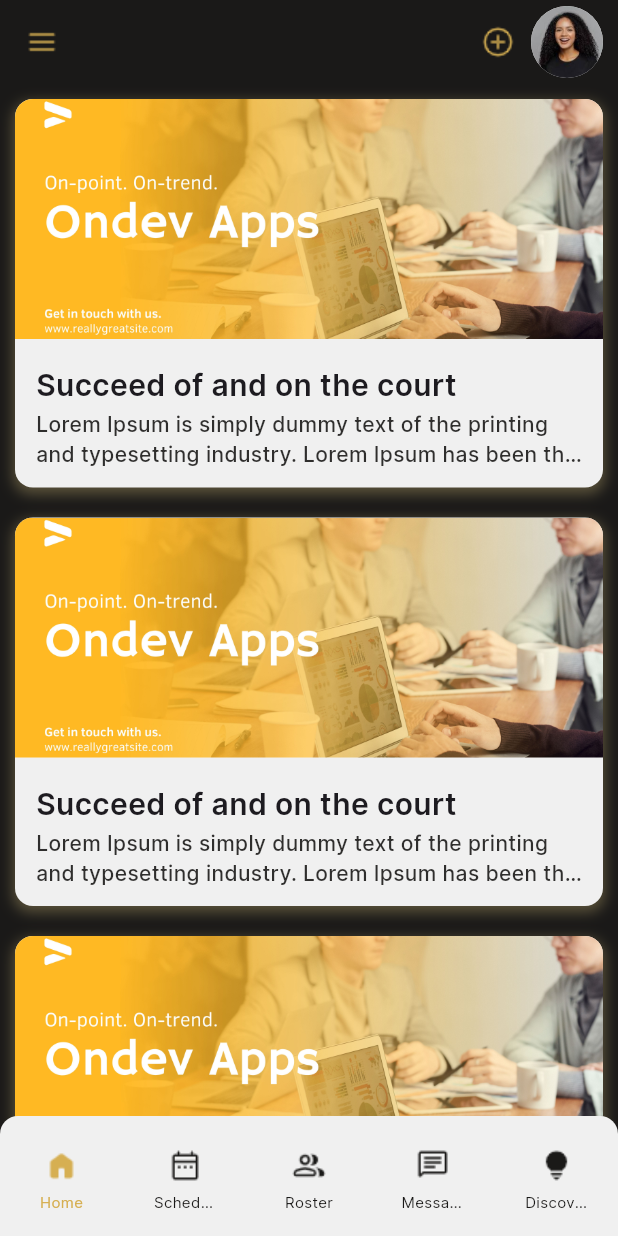
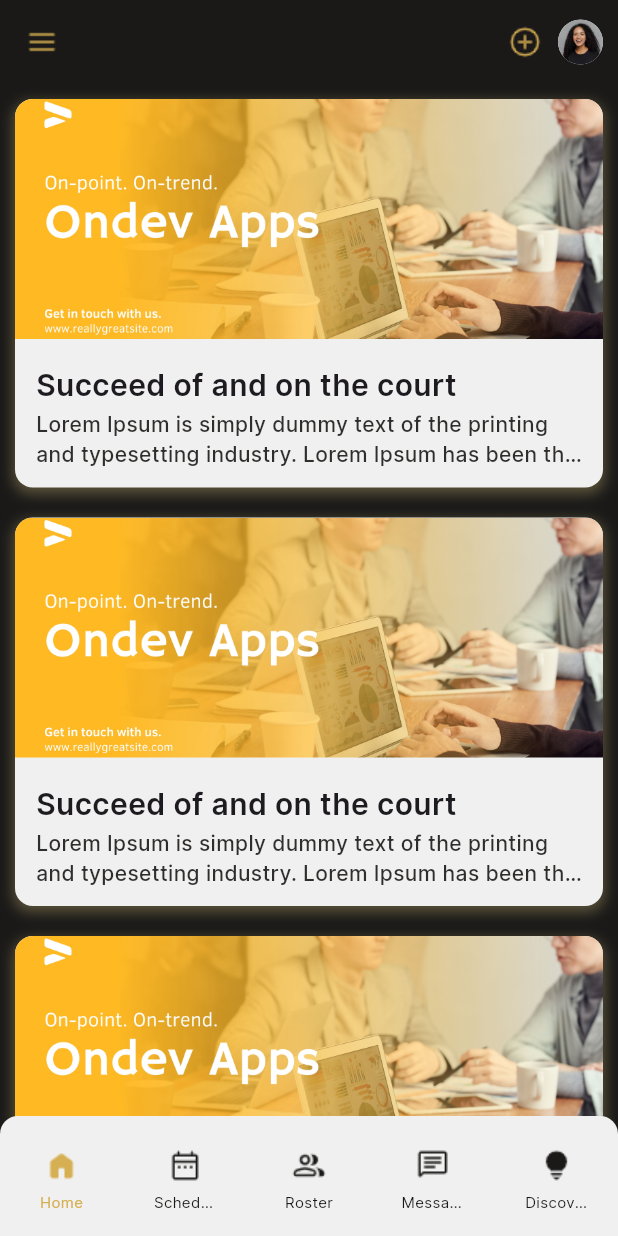
Before and after one commit to visualhub/teamsnap, a Flutter app: the screen it shows after launch, on a phone screen of 412 x 824 dp. Run offline on Flutter 3.47's test engine with Material 3 defaults, Android fonts, the light colour scheme and no system bars.

Commit message:
profile image resized

```diff
--- a/lib/app/dashboard_page.dart
+++ b/lib/app/dashboard_page.dart
@@ -40,8 +40,8 @@ class Dashboard extends StatelessWidget {
             padding: EdgeInsets.zero,
             onPressed: () {},
             child: Container(
-              height: 48,
-              width: 48,
+              height: 30,
+              width: 30,
               decoration: BoxDecoration(
                 borderRadius: BorderRadius.circular(100),
                 color: kWhiteColor,
@@ -90,7 +90,7 @@ class Dashboard extends StatelessWidget {
               children: [
                 BottomNavBar(),
               ],
-            )
+            ),
           ],
         ),
       ),
```
